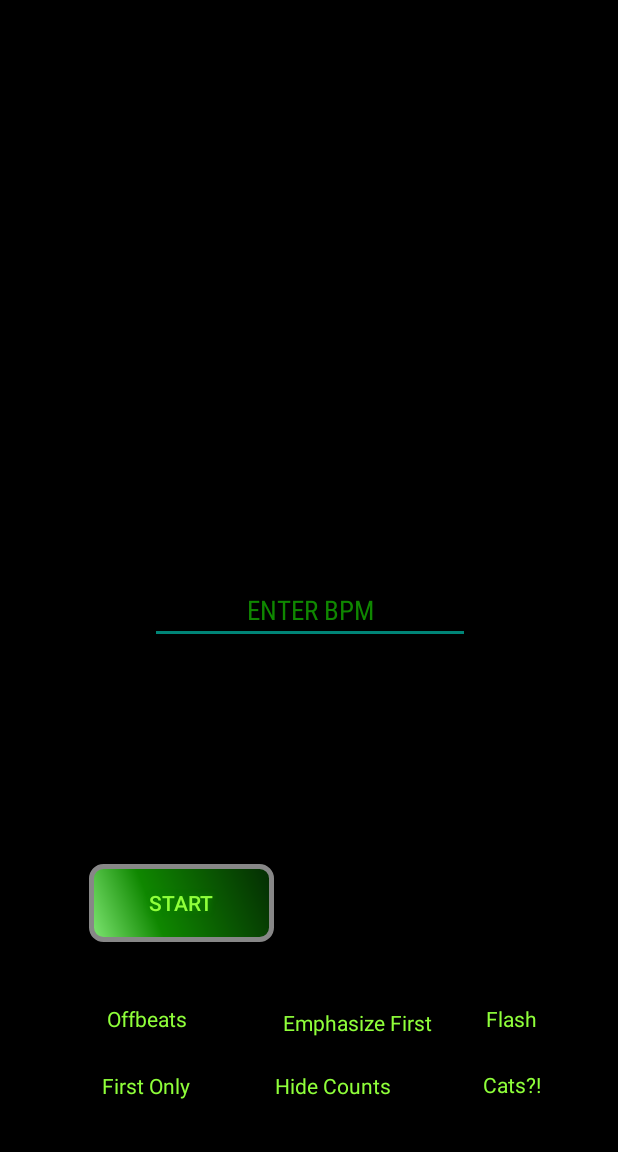
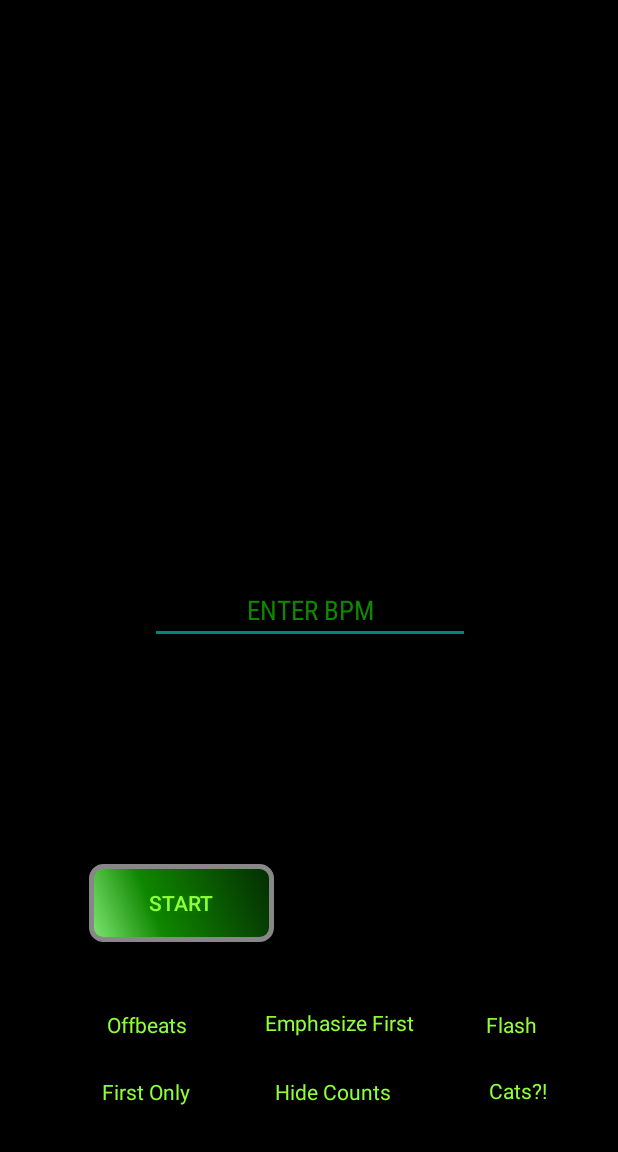
Before and after one commit to evanliu2/Doctor, an Android app: the DoctorMainActivity screen opened directly, with no data from a screen before it, on a phone screen of 412 x 824 dp, the part 84-1236 px from its top. Run offline under Robolectric (Android 15) with nearby library versions, the phone set to English and light mode, and no system bars.

Commit message:
Doctor final

```diff
--- a/app/src/main/res/layout/doctor_main.xml
+++ b/app/src/main/res/layout/doctor_main.xml
@@ -76,7 +76,7 @@
         android:id="@+id/checkBox_main_offbeats"
         android:layout_width="wrap_content"
         android:layout_height="41dp"
-        android:layout_marginBottom="68dp"
+        android:layout_marginBottom="64dp"
         android:text="Offbeats"
         android:textColor="@color/lightgreen"
         app:layout_constraintBottom_toBottomOf="parent"
@@ -89,7 +89,7 @@
         android:layout_width="wrap_content"
         android:layout_height="44dp"
         android:layout_marginBottom="64dp"
-        android:layout_marginEnd="124dp"
+        android:layout_marginEnd="136dp"
         android:text="Emphasize First"
         android:textColor="@color/lightgreen"
         app:layout_constraintBottom_toBottomOf="parent"
@@ -99,7 +99,7 @@
         android:id="@+id/checkBox_main_hidecounts"
         android:layout_width="wrap_content"
         android:layout_height="wrap_content"
-        android:layout_marginBottom="28dp"
+        android:layout_marginBottom="24dp"
         android:layout_marginEnd="8dp"
         android:layout_marginStart="8dp"
         android:text="Hide Counts"
@@ -113,8 +113,8 @@
         android:id="@+id/checkBox_main_cats"
         android:layout_width="86dp"
         android:layout_height="25dp"
-        android:layout_marginBottom="32dp"
-        android:layout_marginEnd="36dp"
+        android:layout_marginBottom="28dp"
+        android:layout_marginEnd="32dp"
         android:text="Cats?!"
         android:textAlignment="viewStart"
         android:textColor="@color/lightgreen"
@@ -125,7 +125,7 @@
         android:id="@+id/checkBox_main_firstonly"
         android:layout_width="wrap_content"
         android:layout_height="wrap_content"
-        android:layout_marginBottom="28dp"
+        android:layout_marginBottom="24dp"
         android:layout_marginStart="36dp"
         android:text="First Only"
         android:textColor="@color/lightgreen"
@@ -135,7 +135,7 @@
     <RelativeLayout
         android:id="@+id/the_id"
         android:layout_width="620dp"
-        android:layout_height="699dp"
+        android:layout_height="698dp"
         android:layout_marginStart="16dp"
         android:layout_marginTop="8dp"
         app:layout_constraintBottom_toBottomOf="parent"
@@ -149,7 +149,7 @@
         android:id="@+id/checkBox_main_flash"
         android:layout_width="80dp"
         android:layout_height="41dp"
-        android:layout_marginBottom="68dp"
+        android:layout_marginBottom="64dp"
         android:layout_marginEnd="40dp"
         android:text="Flash"
         android:textColor="@color/lightgreen"
```
